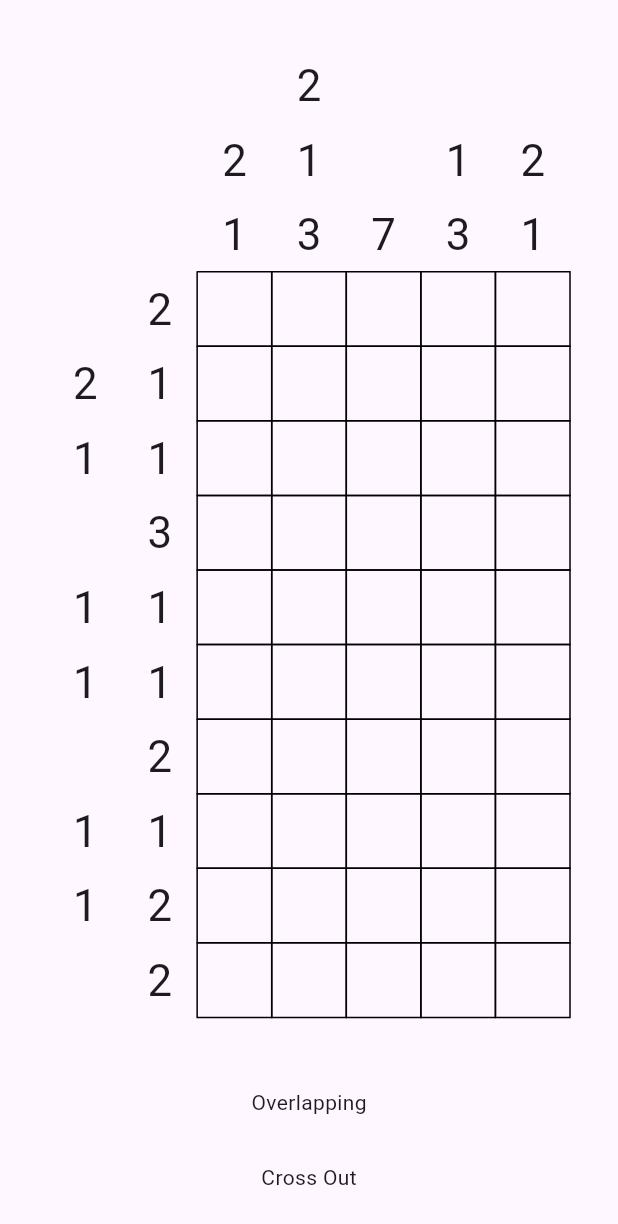
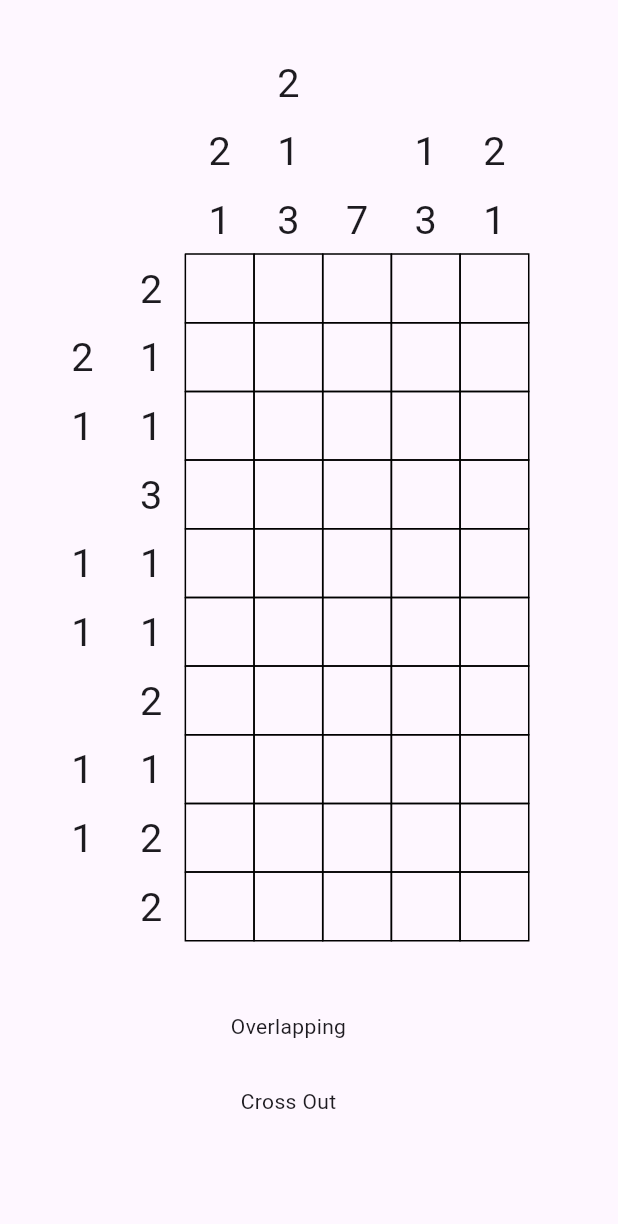
Before and after one commit to stefaniamak/nonogram, a Flutter app: the screen it shows after launch, on a phone screen of 412 x 824 dp. Shown: the top 1224 px of the screen. Run offline on Flutter 3.47's test engine with Material 3 defaults, Android fonts, the light colour scheme and no system bars; our stand-ins replace built_collection, built_value, flutter_hooks, go_router.

Commit message:
shortens height of nonogram grid

```diff
--- a/lib/pages/game/nonogram_page.dart
+++ b/lib/pages/game/nonogram_page.dart
@@ -22,6 +22,10 @@ class NonogramPage extends HookWidget {
           nonogram: nonogram,
           nonogramState: nonogramState,
           padding: const EdgeInsets.all(32),
+          maxSize: Size(
+            MediaQuery.of(context).size.width,
+            MediaQuery.of(context).size.height * 0.8,
+          ),
         ),
         InkWell(
           onTap: () {
```
